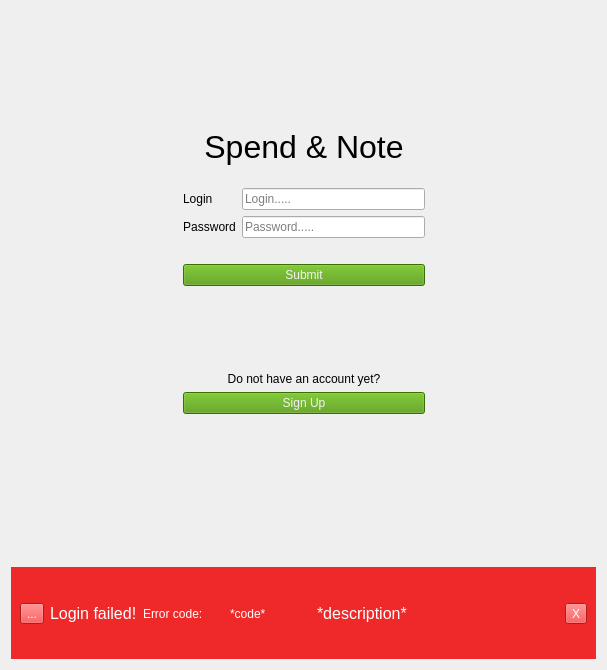
The window that src/Client/View/LoginPage/LoginPage.ui (iodream/Spend-Note) describes before a commit, drawn with Qt 5.
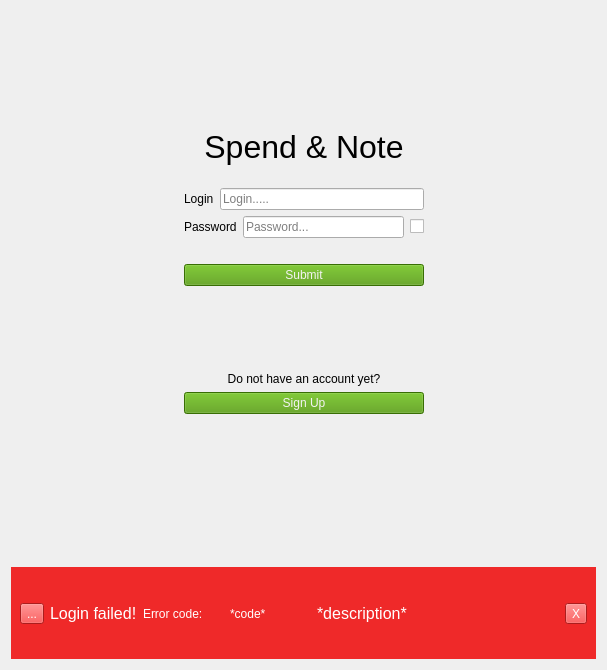
The same window after the commit. Icons and pictures are not drawn.

```diff
--- a/src/Client/View/LoginPage/LoginPage.ui
+++ b/src/Client/View/LoginPage/LoginPage.ui
@@ -33,7 +33,7 @@
    </item>
    <item row="1" column="1">
     <widget class="QWidget" name="loginWidget" native="true">
-     <layout class="QHBoxLayout" name="horizontalLayout_2" stretch="1,4,1">
+     <layout class="QHBoxLayout" name="horizontalLayout_2" stretch="0,4,0">
       <item>
        <spacer name="horizontalSpacer_3">
         <property name="orientation">
@@ -48,8 +48,8 @@
        </spacer>
       </item>
       <item>
-       <layout class="QVBoxLayout" name="verticalLayout" stretch="3,0,0,1,3,1,1,2">
-        <item alignment="Qt::AlignHCenter">
+       <layout class="QVBoxLayout" name="verticalLayout" stretch="3,0,0,0,1,3,1,1,2">
+        <item>
          <widget class="QLabel" name="titleLabel">
           <property name="font">
            <font>
@@ -83,32 +83,45 @@
             </property>
            </widget>
           </item>
-          <item row="1" column="0">
+         </layout>
+        </item>
+        <item>
+         <layout class="QHBoxLayout" name="horizontalLayout_3">
+          <item>
            <widget class="QLabel" name="passwordLabel">
             <property name="text">
              <string>Password</string>
             </property>
-            <property name="scaledContents">
-             <bool>false</bool>
-            </property>
-            <property name="alignment">
-             <set>Qt::AlignCenter</set>
-            </property>
-            <property name="margin">
-             <number>0</number>
-            </property>
            </widget>
           </item>
-          <item row="1" column="1">
+          <item>
            <widget class="QLineEdit" name="passwordLineEdit">
-            <property name="text">
-             <string/>
-            </property>
             <property name="echoMode">
              <enum>QLineEdit::Password</enum>
             </property>
             <property name="placeholderText">
-             <string>Password.....</string>
+             <string>Password...</string>
+            </property>
+           </widget>
+          </item>
+          <item>
+           <widget class="QCheckBox" name="showPassword">
+            <property name="text">
+             <string/>
+            </property>
+            <property name="icon">
+             <iconset resource="../../resources.qrc">
+              <normaloff>:/Icons/Icons/baseline_add_circle_outline_black_24dp.png</normaloff>
+              <disabledoff>:/Icons/Icons/baseline_add_black_24dp.png</disabledoff>:/Icons/Icons/baseline_add_circle_outline_black_24dp.png</iconset>
+            </property>
+            <property name="autoRepeat">
+             <bool>false</bool>
+            </property>
+            <property name="autoExclusive">
+             <bool>false</bool>
+            </property>
+            <property name="tristate">
+             <bool>false</bool>
             </property>
            </widget>
           </item>
```
